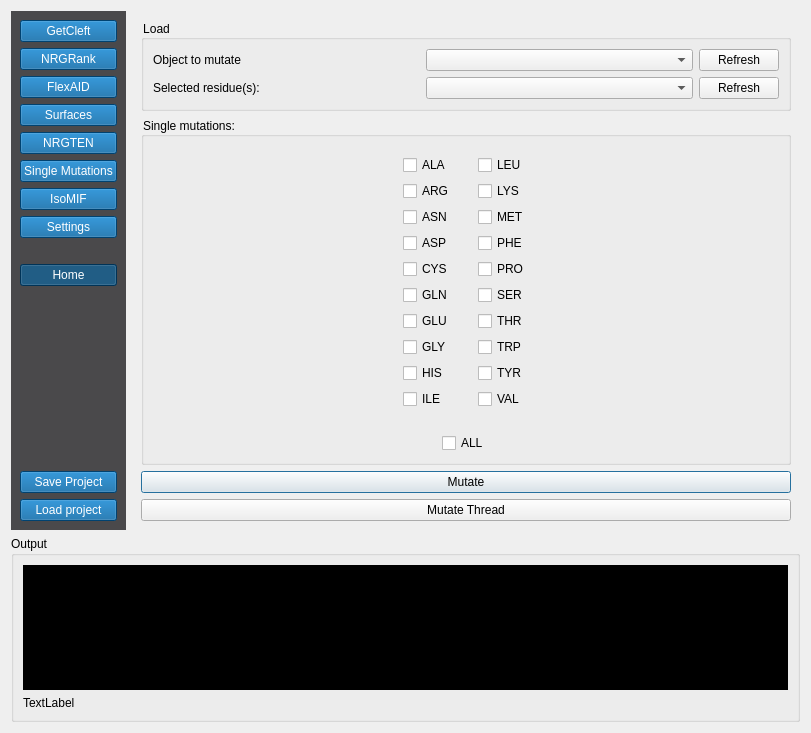
Qt form plugin.ui (NRGlab/NRGSuite-Qt) before a commit.
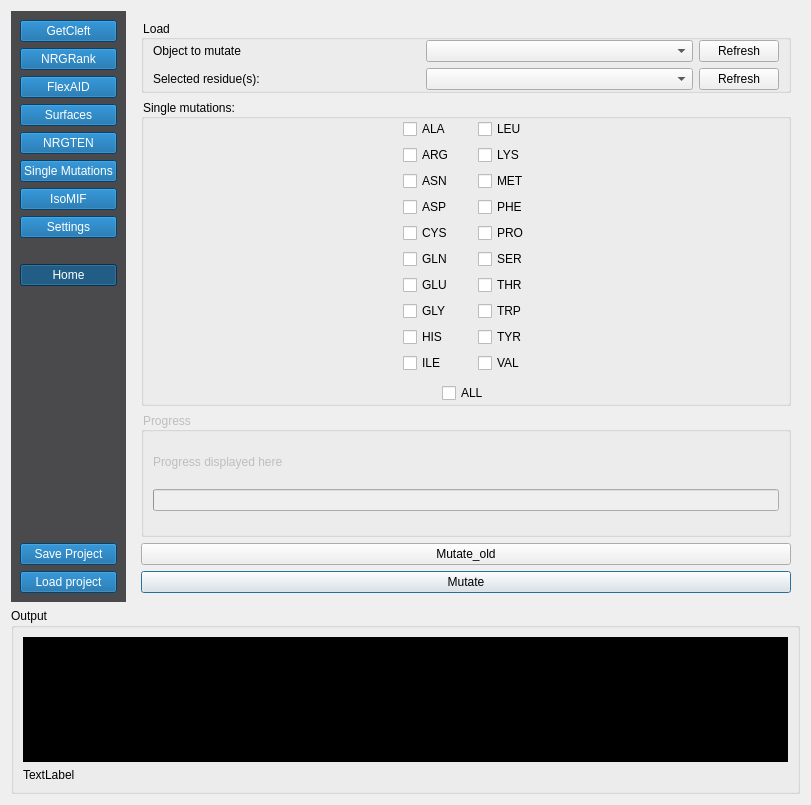
The same form after that commit. Icons and pictures are not drawn.

Commit message: bug fixes and make single_mutations multi threaded

The edit to the form file:
```diff
--- a/plugin.ui
+++ b/plugin.ui
@@ -7,7 +7,7 @@
     <x>0</x>
     <y>0</y>
     <width>811</width>
-    <height>730</height>
+    <height>788</height>
    </rect>
   </property>
   <property name="minimumSize">
@@ -2700,13 +2700,19 @@
          </layout>
         </widget>
         <widget class="QWidget" name="modeller_page">
-         <layout class="QVBoxLayout" name="verticalLayout_23">
+         <layout class="QVBoxLayout" name="verticalLayout_32">
           <item>
            <widget class="QGroupBox" name="groupBox_64">
             <property name="title">
              <string>Load</string>
             </property>
             <layout class="QGridLayout" name="gridLayout_10">
+             <property name="topMargin">
+              <number>0</number>
+             </property>
+             <property name="bottomMargin">
+              <number>0</number>
+             </property>
              <item row="0" column="1">
               <widget class="QComboBox" name="Modeller_select_object">
                <property name="sizePolicy">
@@ -2775,7 +2781,22 @@
             <property name="title">
              <string>Single mutations:</string>
             </property>
-            <layout class="QVBoxLayout" name="verticalLayout_22">
+            <layout class="QVBoxLayout" name="verticalLayout_22" stretch="0,0">
+             <property name="spacing">
+              <number>10</number>
+             </property>
+             <property name="leftMargin">
+              <number>0</number>
+             </property>
+             <property name="topMargin">
+              <number>0</number>
+             </property>
+             <property name="rightMargin">
+              <number>0</number>
+             </property>
+             <property name="bottomMargin">
+              <number>0</number>
+             </property>
              <item>
               <widget class="QFrame" name="frame_9">
                <property name="frameShape">
@@ -2794,6 +2815,9 @@
                 <property name="rightMargin">
                  <number>0</number>
                 </property>
+                <property name="bottomMargin">
+                 <number>0</number>
+                </property>
                 <item>
                  <spacer name="horizontalSpacer_5">
                   <property name="orientation">
@@ -2816,6 +2840,12 @@
                    <enum>QFrame::Plain</enum>
                   </property>
                   <layout class="QVBoxLayout" name="verticalLayout_24">
+                   <property name="topMargin">
+                    <number>0</number>
+                   </property>
+                   <property name="bottomMargin">
+                    <number>0</number>
+                   </property>
                    <item>
                     <widget class="QCheckBox" name="Modeller_checkBox">
                      <property name="text">
@@ -2898,6 +2928,12 @@
                    <enum>QFrame::Plain</enum>
                   </property>
                   <layout class="QVBoxLayout" name="verticalLayout_25">
+                   <property name="topMargin">
+                    <number>0</number>
+                   </property>
+                   <property name="bottomMargin">
+                    <number>0</number>
+                   </property>
                    <item>
                     <widget class="QCheckBox" name="Modeller_checkBox_11">
                      <property name="text">
@@ -2997,23 +3033,91 @@
             </layout>
            </widget>
           </item>
+          <item>
+           <widget class="QGroupBox" name="mutation_progress">
+            <property name="enabled">
+             <bool>false</bool>
+            </property>
+            <property name="sizePolicy">
+             <sizepolicy hsizetype="Preferred" vsizetype="Maximum">
+              <horstretch>0</horstretch>
+              <verstretch>0</verstretch>
+             </sizepolicy>
+            </property>
+            <property name="minimumSize">
+             <size>
+              <width>0</width>
+              <height>125</height>
+             </size>
+            </property>
+            <property name="title">
+             <string>Progress</string>
+            </property>
+            <layout class="QVBoxLayout" name="verticalLayout_23">
+             <item>
+              <widget class="QLabel" name="mutation_progress_label">
+               <property name="sizePolicy">
+                <sizepolicy hsizetype="Preferred" vsizetype="Maximum">
+                 <horstretch>0</horstretch>
+                 <verstretch>0</verstretch>
+                </sizepolicy>
+               </property>
+               <property name="text">
+                <string>Progress displayed here</string>
+               </property>
+              </widget>
+             </item>
+             <item>
+              <widget class="QProgressBar" name="mutation_progress_bar">
+               <property name="autoFillBackground">
+                <bool>false</bool>
+               </property>
+               <property name="styleSheet">
+                <string notr="true"/>
+               </property>
+               <property name="maximum">
+                <number>500</number>
+               </property>
+               <property name="value">
+                <number>0</number>
+               </property>
+               <property name="textVisible">
+                <bool>true</bool>
+               </property>
+               <property name="format">
+                <string/>
+               </property>
+              </widget>
+             </item>
+            </layout>
+           </widget>
+          </item>
+          <item>
+           <widget class="QPushButton" name="mutate_old">
+            <property name="text">
+             <string>Mutate_old</string>
+            </property>
+           </widget>
+          </item>
           <item>
            <widget class="QPushButton" name="modeller_button_mutate">
+            <property name="enabled">
+             <bool>true</bool>
+            </property>
             <property name="text">
              <string>Mutate</string>
             </property>
+            <property name="checkable">
+             <bool>false</bool>
+            </property>
+            <property name="checked">
+             <bool>false</bool>
+            </property>
             <property name="default">
              <bool>true</bool>
             </property>
            </widget>
           </item>
-          <item>
-           <widget class="QPushButton" name="modeller_mutate_thread">
-            <property name="text">
-             <string>Mutate Thread</string>
-            </property>
-           </widget>
-          </item>
          </layout>
         </widget>
         <widget class="QWidget" name="ISOMIF_page">
```
The commit also changes 3 other files.
